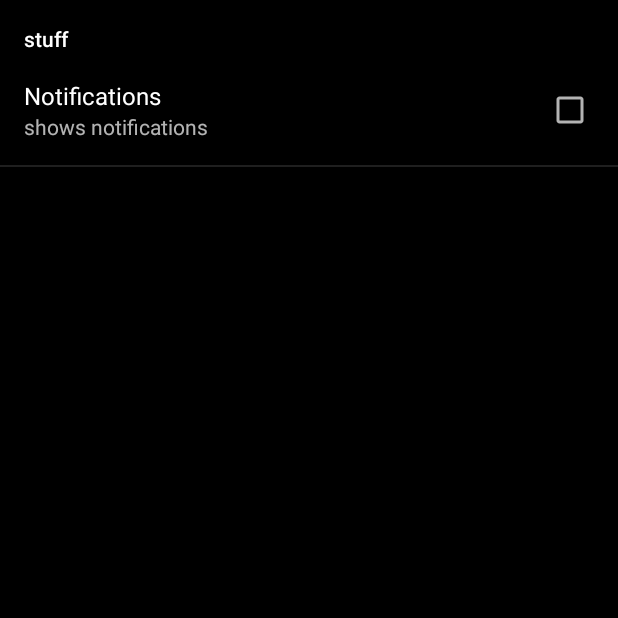
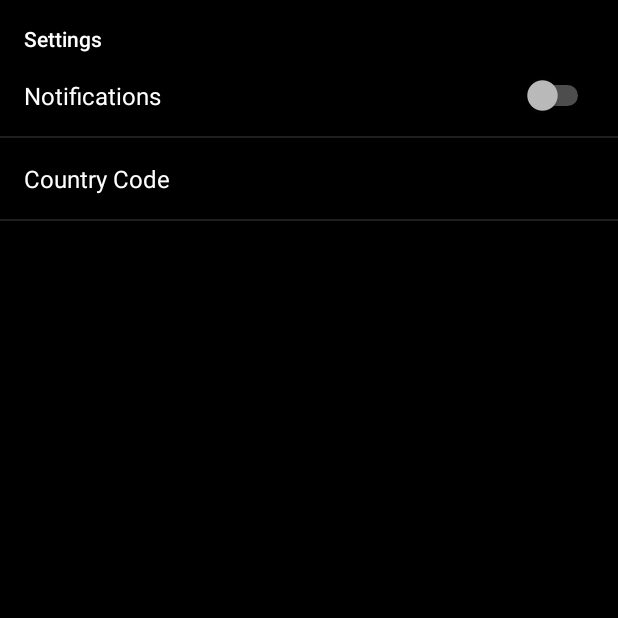
Before and after one commit to bourdakos1/Spotify-Streamer, an Android app: the PreferenceActivity screen opened directly, with no data from a screen before it, on a phone screen of 412 x 824 dp, the top half of it. Run offline under Robolectric (Android 15) with nearby library versions, the phone set to English and light mode, and no system bars.

Commit message:
add country codes

```diff
--- a/app/src/main/java/com/xlythe/spotifysteamer/PreferenceActivity.java
+++ b/app/src/main/java/com/xlythe/spotifysteamer/PreferenceActivity.java
@@ -2,9 +2,12 @@ package com.xlythe.spotifysteamer;
 
 import android.app.FragmentManager;
 import android.app.FragmentTransaction;
+import android.preference.ListPreference;
 import android.preference.PreferenceFragment;
 import android.support.v7.app.AppCompatActivity;
 import android.os.Bundle;
+
+import java.util.Locale;
 
 public class PreferenceActivity extends AppCompatActivity {
 
@@ -29,6 +32,13 @@ public class PreferenceActivity extends AppCompatActivity {
 
             // Load the preferences from an XML resource
             addPreferencesFromResource(R.xml.preferences);
+
+            String[] isoCountryCodes = Locale.getISOCountries();
+
+            ListPreference listPref = (ListPreference) findPreference("list_preference");
+            listPref.setKey("keyName");
+            listPref.setEntries(isoCountryCodes);
+            listPref.setEntryValues(isoCountryCodes);
         }
     }
 }
--- a/app/src/main/res/xml/preferences.xml
+++ b/app/src/main/res/xml/preferences.xml
@@ -2,21 +2,17 @@
     xmlns:android="http://schemas.android.com/apk/res/android">
 
     <PreferenceCategory
-        android:title="stuff">
+        android:title="Settings">
 
-        <CheckBoxPreference
-            android:key="checkbox_preference"
-            android:title="Notifications"
-            android:summary="shows notifications" />
+        <SwitchPreference
+            android:key="switch_preference"
+            android:title="Notifications"/>
 
 
-        <!--<ListPreference-->
-            <!--android:key="list_preference"-->
-            <!--android:title="@string/title_list_preference"-->
-            <!--android:summary="@string/summary_list_preference"-->
-            <!--android:entries="@array/entries_list_preference"-->
-            <!--android:entryValues="@array/entryvalues_list_preference"-->
-            <!--android:dialogTitle="@string/dialog_title_list_preference" />-->
+        <ListPreference
+            android:key="list_preference"
+            android:title="Country Code"
+            android:dialogTitle="Country Code" />
 
     </PreferenceCategory>
 </PreferenceScreen>
```
Also changed, not shown: app/src/main/java/com/xlythe/spotifysteamer/SearchFragment.java (+10 -1 lines), app/src/main/java/com/xlythe/spotifysteamer/TopTracksFragment.java (+8 -3 lines).
